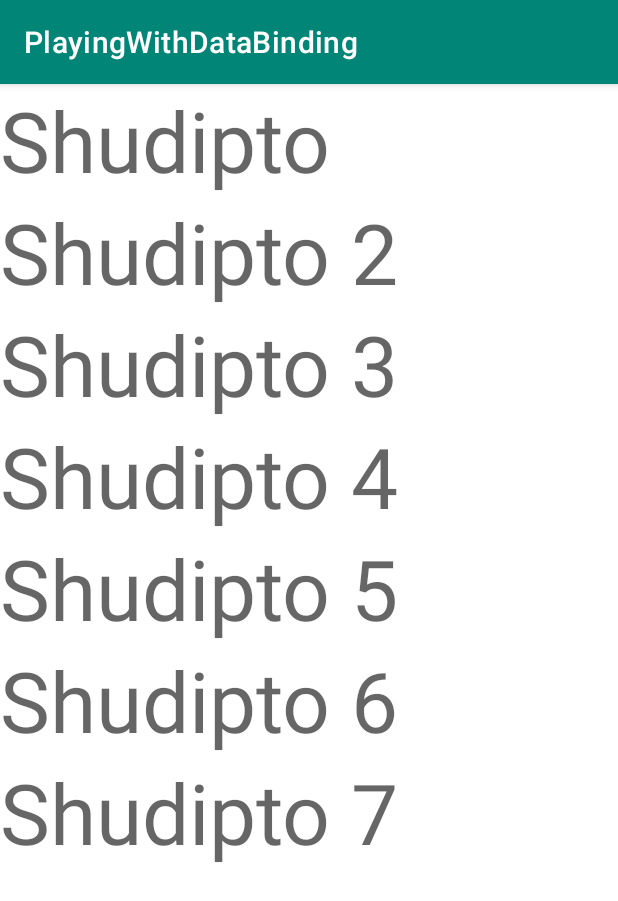
After one commit to Iamsdt/PlayingWithDataBinding, an Android app: the RcvActivity screen opened directly, with no data from a screen before it, on a phone screen of 412 x 824 dp. The commit adds this screen. Shown: the top 901 px of the screen. Run offline under Robolectric (Android 15) with nearby library versions, the phone set to English and light mode, and no system bars; our stand-ins replace data binding.

Commit message:
recyclerview, databinding, live data
Took 53 minutes

```diff
--- a/app/src/main/AndroidManifest.xml
+++ b/app/src/main/AndroidManifest.xml
@@ -12,6 +12,8 @@
             android:roundIcon="@mipmap/ic_launcher_round"
             android:supportsRtl="true"
             android:theme="@style/AppTheme">
+        <activity android:name=".arc.RcvActivity">
+        </activity>
         <activity android:name=".ListActivity">
         </activity>
         <activity android:name=".ObserableActivity">
--- a/app/src/main/java/com/iamsdt/playingwithdatabinding/MainActivity.kt
+++ b/app/src/main/java/com/iamsdt/playingwithdatabinding/MainActivity.kt
@@ -4,6 +4,7 @@ import android.os.Bundle
 import androidx.appcompat.app.AppCompatActivity
 import androidx.databinding.DataBindingUtil
 import com.iamsdt.androidextension.nextActivity
+import com.iamsdt.playingwithdatabinding.arc.RcvActivity
 import com.iamsdt.playingwithdatabinding.databinding.ActivityMainBinding
 
 class MainActivity : AppCompatActivity() {
@@ -15,6 +16,6 @@ class MainActivity : AppCompatActivity() {
         binding = DataBindingUtil.setContentView(this, R.layout.activity_main)
         val model = MyModel(listOf("", "Trafder", "", "", ""))
         binding.model = model
-        nextActivity<ListActivity>()
+        nextActivity<RcvActivity>()
     }
 }
--- a/app/src/main/java/com/iamsdt/playingwithdatabinding/StudentImplemtation.kt
+++ b/app/src/main/java/com/iamsdt/playingwithdatabinding/StudentImplemtation.kt
@@ -14,7 +14,7 @@ class StudentImplemtation(var _title: String) : Observable {
         set(value) {
             _title = value
             //use in xml
-            registry.notifyChange(this, BR.title)
+            //registry.notifyChange(this, BR.title)
         }
 
     override fun removeOnPropertyChangedCallback(callback: Observable.OnPropertyChangedCallback?) {
--- /dev/null
+++ b/app/src/main/java/com/iamsdt/playingwithdatabinding/arc/RcvActivity.kt
@@ -0,0 +1,36 @@
+package com.iamsdt.playingwithdatabinding.arc
+
+import android.os.Bundle
+import androidx.appcompat.app.AppCompatActivity
+import androidx.databinding.BindingAdapter
+import androidx.databinding.DataBindingUtil
+import androidx.lifecycle.ViewModelProviders
+import androidx.recyclerview.widget.LinearLayoutManager
+import androidx.recyclerview.widget.RecyclerView
+import com.iamsdt.playingwithdatabinding.R
+import com.iamsdt.playingwithdatabinding.databinding.ActivityRcvBinding
+
+class RcvActivity : AppCompatActivity() {
+
+    private val vm: RcvViewModel by lazy {
+        ViewModelProviders.of(this).get(RcvViewModel::class.java)
+    }
+
+    override fun onCreate(savedInstanceState: Bundle?) {
+        super.onCreate(savedInstanceState)
+        val binding = DataBindingUtil.setContentView<ActivityRcvBinding>(
+            this, R.layout.activity_rcv
+        )
+        binding.lifecycleOwner = this
+        binding.rcv.adapter = RcvAdapter()
+        binding.rcv.layoutManager = LinearLayoutManager(this)
+        binding.vm = vm
+        vm.insertDummyData()
+    }
+}
+
+@BindingAdapter("submitList")
+fun RecyclerView.submitData(list: List<RcvModel>?) {
+    val myAdapter = adapter as RcvAdapter
+    if (list != null) myAdapter.submitList(list)
+}
--- /dev/null
+++ b/app/src/main/java/com/iamsdt/playingwithdatabinding/arc/RcvAdapter.kt
@@ -0,0 +1,84 @@
+package com.iamsdt.playingwithdatabinding.arc
+
+import android.view.LayoutInflater
+import android.view.ViewGroup
+import androidx.databinding.DataBindingUtil
+import androidx.lifecycle.Lifecycle
+import androidx.lifecycle.LifecycleOwner
+import androidx.lifecycle.LifecycleRegistry
+import androidx.recyclerview.widget.RecyclerView
+import com.iamsdt.playingwithdatabinding.R
+import com.iamsdt.playingwithdatabinding.databinding.RcvItemBinding
+
+class RcvAdapter : RecyclerView.Adapter<RcvAdapter.RcvHolder>() {
+
+    private var list: List<RcvModel> = emptyList()
+
+    fun submitList(list: List<RcvModel>) {
+        this.list = list
+        notifyDataSetChanged()
+    }
+
+    override fun onCreateViewHolder(parent: ViewGroup, viewType: Int): RcvHolder =
+        RcvHolder.from(parent)
+
+    override fun getItemCount(): Int = list.size
+
+    override fun onBindViewHolder(holder: RcvHolder, position: Int) {
+        val model = list[position]
+        holder.bind(model)
+    }
+
+    override fun onViewAttachedToWindow(holder: RcvHolder) {
+        super.onViewAttachedToWindow(holder)
+        holder.attach()
+    }
+
+    override fun onViewDetachedFromWindow(holder: RcvHolder) {
+        super.onViewDetachedFromWindow(holder)
+        holder.detach()
+    }
+
+
+    class RcvHolder private constructor(private val binding: RcvItemBinding) :
+        RecyclerView.ViewHolder(binding.root), LifecycleOwner {
+
+        private val register = LifecycleRegistry(this)
+
+        override fun getLifecycle(): Lifecycle = register
+
+        init {
+            register.handleLifecycleEvent(Lifecycle.Event.ON_CREATE)
+        }
+
+
+        fun bind(model: RcvModel) {
+            binding.model = model
+            register.handleLifecycleEvent(Lifecycle.Event.ON_START)
+        }
+
+        fun attach() {
+            register.handleLifecycleEvent(Lifecycle.Event.ON_START)
+
+        }
+
+        fun detach() {
+            register.handleLifecycleEvent(Lifecycle.Event.ON_DESTROY)
+        }
+
+        companion object {
+            fun from(parent: ViewGroup): RcvHolder {
+                val binding = DataBindingUtil.inflate<RcvItemBinding>(
+                    LayoutInflater.from(parent.context),
+                    R.layout.rcv_item,
+                    parent, false
+                )
+
+                return RcvHolder(binding)
+            }
+
+        }
+
+    }
+
+}
--- /dev/null
+++ b/app/src/main/java/com/iamsdt/playingwithdatabinding/arc/RcvModel.kt
@@ -0,0 +1,3 @@
+package com.iamsdt.playingwithdatabinding.arc
+
+class RcvModel(val name: String)
--- /dev/null
+++ b/app/src/main/java/com/iamsdt/playingwithdatabinding/arc/RcvViewModel.kt
@@ -0,0 +1,24 @@
+package com.iamsdt.playingwithdatabinding.arc
+
+import androidx.lifecycle.MutableLiveData
+import androidx.lifecycle.ViewModel
+
+class RcvViewModel:ViewModel(){
+
+    val nameList = MutableLiveData<List<RcvModel>>()
+
+    fun insertDummyData(){
+        val list = listOf(
+            RcvModel("Shudipto"),
+            RcvModel("Shudipto 2"),
+            RcvModel("Shudipto 3"),
+            RcvModel("Shudipto 4"),
+            RcvModel("Shudipto 5"),
+            RcvModel("Shudipto 6"),
+            RcvModel("Shudipto 7")
+        )
+
+        nameList.value = list
+    }
+
+}
--- /dev/null
+++ b/app/src/main/res/layout/activity_rcv.xml
@@ -0,0 +1,22 @@
+<?xml version="1.0" encoding="utf-8"?>
+<layout xmlns:android="http://schemas.android.com/apk/res/android" xmlns:tools="http://schemas.android.com/tools"
+        xmlns:app="http://schemas.android.com/apk/res-auto">
+    <data>
+        <variable name="vm" type="com.iamsdt.playingwithdatabinding.arc.RcvViewModel"/>
+    </data>
+    <androidx.constraintlayout.widget.ConstraintLayout
+            android:layout_width="match_parent"
+            android:layout_height="match_parent"
+            tools:context=".arc.RcvActivity">
+
+        <androidx.recyclerview.widget.RecyclerView
+                android:id="@+id/rcv"
+                android:layout_width="match_parent"
+                android:layout_height="match_parent"
+                app:layout_constraintStart_toStartOf="parent"
+                app:layout_constraintTop_toTopOf="parent"
+                app:layout_constraintEnd_toEndOf="parent"
+                app:submitList = "@{vm.nameList}"
+                app:layout_constraintBottom_toBottomOf="parent"/>
+    </androidx.constraintlayout.widget.ConstraintLayout>
+</layout>
--- /dev/null
+++ b/app/src/main/res/layout/rcv_item.xml
@@ -0,0 +1,17 @@
+<?xml version="1.0" encoding="utf-8"?>
+<layout xmlns:android="http://schemas.android.com/apk/res/android">
+    <data>
+        <variable name="model" type="com.iamsdt.playingwithdatabinding.arc.RcvModel"/>
+    </data>
+    <LinearLayout
+            android:orientation="vertical"
+            android:layout_width="match_parent"
+            android:layout_height="wrap_content">
+
+        <TextView
+                android:text="@{model.name}"
+                android:layout_width="match_parent"
+                android:layout_height="wrap_content" android:id="@+id/textView14"
+                android:textAppearance="@style/TextAppearance.AppCompat.Display3"/>
+    </LinearLayout>
+</layout>
```
